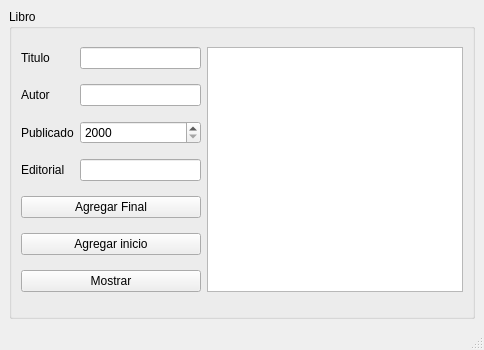
Qt form mainwindow.ui (leonardogonzale/prueba_pyside2) before a commit.
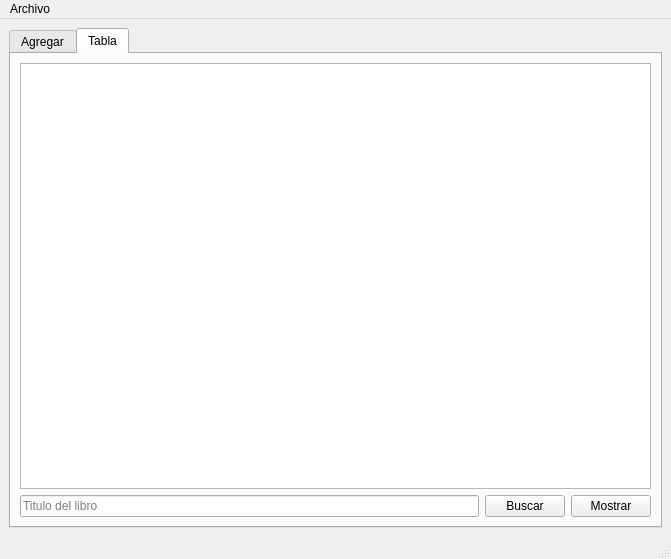
The same form after that commit.

Commit message: Prueba 03 y 04, creacion de la tabla y mostrar datos

Patch:
```diff
--- a/mainwindow.ui
+++ b/mainwindow.ui
@@ -6,14 +6,24 @@
    <rect>
     <x>0</x>
     <y>0</y>
-    <width>484</width>
-    <height>350</height>
+    <width>671</width>
+    <height>559</height>
    </rect>
   </property>
   <property name="windowTitle">
    <string>MainWindow</string>
   </property>
   <widget class="QWidget" name="centralwidget">
+   <layout class="QGridLayout" name="gridLayout_3">
+    <item row="0" column="0">
+     <widget class="QTabWidget" name="tabWidget">
+      <property name="currentIndex">
+       <number>1</number>
+      </property>
+      <widget class="QWidget" name="tab_3">
+       <attribute name="title">
+        <string>Agregar</string>
+       </attribute>
    <layout class="QGridLayout" name="gridLayout_2">
     <item row="0" column="0">
      <widget class="QGroupBox" name="groupBox">
@@ -89,10 +99,56 @@
          </property>
         </widget>
        </item>
-       <item row="0" column="2" rowspan="7">
-        <widget class="QPlainTextEdit" name="salida"/>
-       </item>
-      </layout>
+           <item row="5" column="0" colspan="2">
+            <widget class="QPushButton" name="agregar_inicio_pushButton">
+             <property name="text">
+              <string>Agregar inicio</string>
+             </property>
+            </widget>
+           </item>
+           <item row="6" column="0" colspan="2">
+            <widget class="QPushButton" name="mostrar_pushButton">
+             <property name="text">
+              <string>Mostrar</string>
+             </property>
+            </widget>
+           </item>
+          </layout>
+         </widget>
+        </item>
+       </layout>
+      </widget>
+      <widget class="QWidget" name="tab_4">
+       <attribute name="title">
+        <string>Tabla</string>
+       </attribute>
+       <layout class="QGridLayout" name="gridLayout_4">
+        <item row="0" column="0" colspan="3">
+         <widget class="QTableWidget" name="tabla"/>
+        </item>
+        <item row="1" column="0">
+         <widget class="QLineEdit" name="buscar_lineEdit">
+          <property name="placeholderText">
+           <string>Titulo del libro</string>
+          </property>
+         </widget>
+        </item>
+        <item row="1" column="1">
+         <widget class="QPushButton" name="buscar_pushButton">
+          <property name="text">
+           <string>Buscar</string>
+          </property>
+         </widget>
+        </item>
+        <item row="1" column="2">
+         <widget class="QPushButton" name="mostrar_tabla_pushButton_2">
+          <property name="text">
+           <string>Mostrar</string>
+          </property>
+         </widget>
+        </item>
+       </layout>
+      </widget>
      </widget>
     </item>
    </layout>
@@ -102,10 +158,18 @@
     <rect>
      <x>0</x>
      <y>0</y>
-     <width>484</width>
+     <width>671</width>
      <height>21</height>
     </rect>
    </property>
+   <widget class="QMenu" name="menuArchivo">
+    <property name="title">
+     <string>Archivo</string>
+    </property>
+    <addaction name="actionAbrir"/>
+    <addaction name="actionGuardar"/>
+   </widget>
+   <addaction name="menuArchivo"/>
   </widget>
   <widget class="QStatusBar" name="statusbar"/>
  </widget>
```
Left out of the diff: 67 changed lines with no effect on the pictures. Lines whose indentation alone changed are shown as unchanged. The commit also changes 2 other files.
